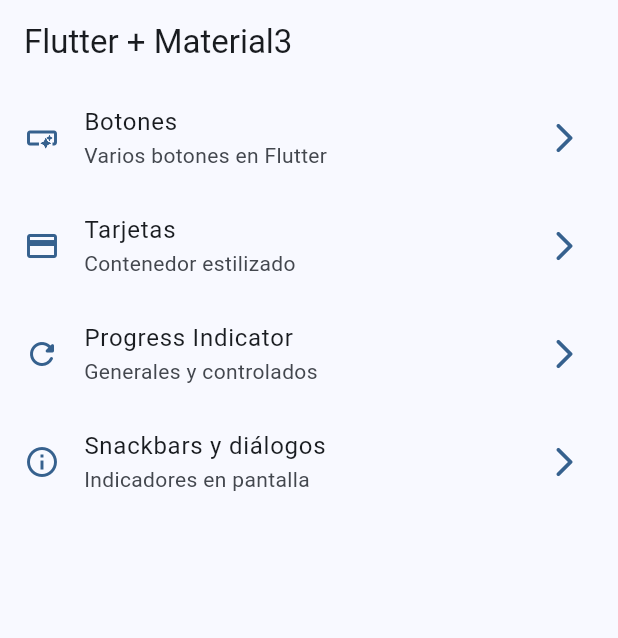
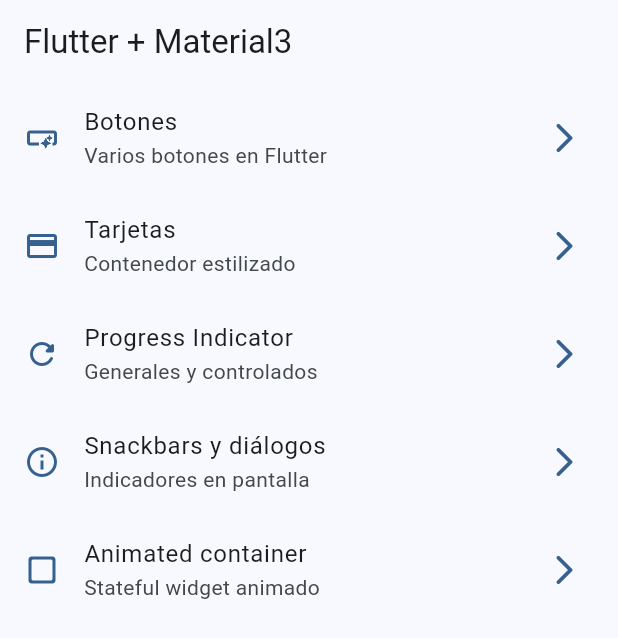
Before and after one commit to Joseeop/widget_app, a Flutter app: the screen it shows after launch, on a phone screen of 412 x 824 dp. Shown: the top 638 px of the screen. Run offline on Flutter 3.47's test engine with Material 2 defaults, Android fonts, the phone set to English and light mode, and no system bars; our stand-ins replace go_router.

Commit message:
animated container terminado

```diff
--- a/lib/config/menu/menu_items.dart
+++ b/lib/config/menu/menu_items.dart
@@ -41,4 +41,10 @@
     subTitle: 'Indicadores en pantalla',
     link: '/snackbars',
     icon: Icons.info_outline),
+
+    MenuItem(
+    title: 'Animated container',
+    subTitle: 'Stateful widget animado',
+    link: '/animated',
+    icon: Icons.check_box_outline_blank_rounded),
 };
--- a/lib/config/router/app_router.dart
+++ b/lib/config/router/app_router.dart
@@ -32,5 +32,10 @@
       path: '/snackbars',
       builder: (context, state) => const SnackbarScreen(),
     ),
+    GoRoute(
+      name: AnimatedScreen.name,
+      path: '/animated',
+      builder: (context, state) => const AnimatedScreen(),
+    ),
   ],
 );
```
Also changed, not shown: lib/presentation/screens/animated/animated_screen.dart (+50 -3 lines).
